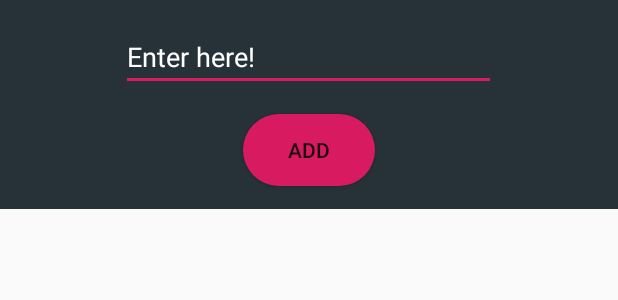
After one commit to schaepersliam/OpenToDo, an Android app: the layout custom_alertdialog_add_todo.xml on its own in the app's theme, with its tools: preview values and no code run, on a phone screen of 412 x 824 dp. The commit adds this screen. Shown: the top 300 px of the screen. Run offline under Robolectric (Android 15) with nearby library versions, the phone set to English and light mode, and no system bars.

Commit message:
Created a overall new design for the whole app!

```diff
--- a/app/build.gradle
+++ b/app/build.gradle
@@ -20,6 +20,7 @@ android {
 
 dependencies {
     implementation fileTree(dir: 'libs', include: ['*.jar'])
+    implementation 'com.android.support:cardview-v7:27.1.1'
     implementation 'com.android.support:appcompat-v7:27.1.1'
     implementation 'com.android.support.constraint:constraint-layout:1.1.2'
     testImplementation 'junit:junit:4.12'
--- /dev/null
+++ b/app/src/main/res/drawable/rounded_button.xml
@@ -0,0 +1,8 @@
+<?xml version="1.0" encoding="utf-8"?>
+<shape xmlns:android="http://schemas.android.com/apk/res/android"
+    android:shape="rectangle">
+
+    <solid android:color="@color/colorAccent"/>
+    <corners android:radius="180dp"/>
+
+</shape>
--- /dev/null
+++ b/app/src/main/res/layout/custom_alertdialog_add_todo.xml
@@ -0,0 +1,30 @@
+<?xml version="1.0" encoding="utf-8"?>
+<LinearLayout
+    xmlns:android="http://schemas.android.com/apk/res/android" android:layout_width="match_parent"
+    android:layout_height="wrap_content"
+    android:gravity="center_horizontal"
+    android:background="#263238"
+    android:orientation="vertical">
+
+    <EditText
+        android:layout_width="250dp"
+        android:layout_height="wrap_content"
+        android:hint="Enter here!"
+        android:layout_marginTop="15dp"
+        android:layout_marginStart="15dp"
+        android:layout_marginEnd="15dp"
+        android:textColor="#FFFFFF"
+        android:layout_marginBottom="15dp"
+        android:textColorHint="#FFFFFF"
+        android:id="@+id/todo_input_edittext"
+        android:inputType="textCapSentences"/>
+
+    <Button
+        android:layout_width="wrap_content"
+        android:layout_height="wrap_content"
+        android:text="Add"
+        android:layout_marginBottom="15dp"
+        android:background="@drawable/rounded_button"
+        android:id="@+id/dialog_add_todo"/>
+
+</LinearLayout>
--- a/app/src/main/res/values/colors.xml
+++ b/app/src/main/res/values/colors.xml
@@ -1,6 +1,6 @@
 <?xml version="1.0" encoding="utf-8"?>
 <resources>
-    <color name="colorPrimary">#3F51B5</color>
-    <color name="colorPrimaryDark">#303F9F</color>
-    <color name="colorAccent">#FF4081</color>
+    <color name="colorPrimary">#6A1B9A</color>
+    <color name="colorPrimaryDark">#4A148C</color>
+    <color name="colorAccent">#D81B60</color>
 </resources>
--- a/app/src/main/res/values/styles.xml
+++ b/app/src/main/res/values/styles.xml
@@ -1,11 +1,16 @@
 <resources>
 
     <!-- Base application theme. -->
-    <style name="AppTheme" parent="Theme.AppCompat.Light.DarkActionBar">
+    <style name="AppTheme" parent="Theme.AppCompat.Light.NoActionBar">
         <!-- Customize your theme here. -->
         <item name="colorPrimary">@color/colorPrimary</item>
         <item name="colorPrimaryDark">@color/colorPrimaryDark</item>
         <item name="colorAccent">@color/colorAccent</item>
     </style>
 
+    <style name="Checkbox_White_style">
+        <item name="android:colorControlNormal">#FFFFFF</item>
+        <item name="android:colorControlActivated">@color/colorAccent</item>
+    </style>
+
 </resources>
```
Also changed, not shown: app/src/main/java/com/example/schae/opentodo/MainActivity.java (+27 -12 lines), app/src/main/res/drawable/delete_icon_material_io.xml (added, +9 -0 lines), app/src/main/res/drawable/listview_item_rounded.xml (added, +8 -0 lines), app/src/main/res/layout/activity_main.xml (+37 -32 lines), app/src/main/res/layout/listitem.xml (+27 -14 lines).
